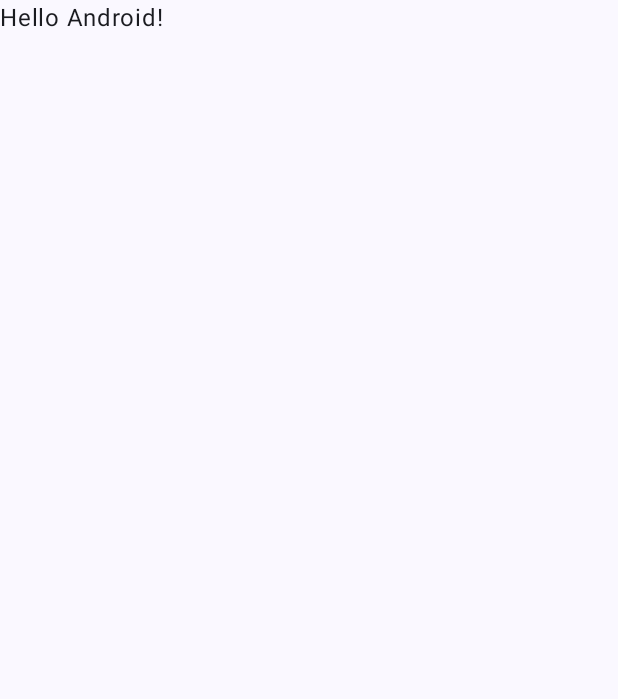
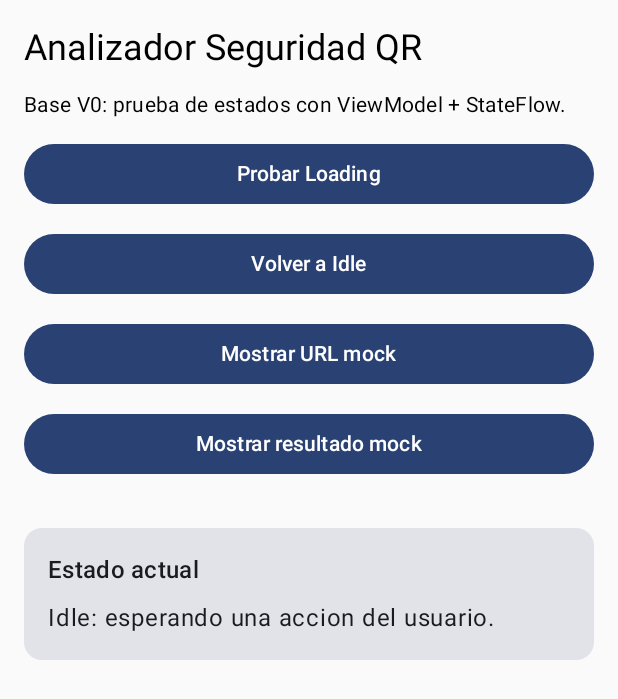
Before and after one commit to Carolinatxt/AnalizadorSeguridadQR, an Android app built with Jetpack Compose: the screen it shows after launch (MainActivity), on a phone screen of 412 x 824 dp. Before the commit the part shown is almost empty. Shown: the top 699 px of the screen. Run offline under Robolectric (Android 15) with nearby library versions, the light colour scheme and no system bars.

Commit message:
feat: crear base de estado y pantalla principal en Android

```diff
--- a/android/app/src/main/java/com/carolina/analizadorseguridadqr/MainActivity.kt
+++ b/android/app/src/main/java/com/carolina/analizadorseguridadqr/MainActivity.kt
@@ -4,44 +4,37 @@ import android.os.Bundle
 import androidx.activity.ComponentActivity
 import androidx.activity.compose.setContent
 import androidx.activity.enableEdgeToEdge
-import androidx.compose.foundation.layout.fillMaxSize
-import androidx.compose.foundation.layout.padding
-import androidx.compose.material3.Scaffold
-import androidx.compose.material3.Text
-import androidx.compose.runtime.Composable
-import androidx.compose.ui.Modifier
-import androidx.compose.ui.tooling.preview.Preview
+import androidx.activity.viewModels
+import androidx.compose.runtime.getValue
+import androidx.compose.runtime.collectAsState
+import com.carolina.analizadorseguridadqr.ui.screen.MainScreen
 import com.carolina.analizadorseguridadqr.ui.theme.AnalizadorSeguridadQRTheme
+import com.carolina.analizadorseguridadqr.viewmodel.MainViewModel
 
+// Activity minima: conecta ViewModel + Compose.
+// Aqui no metemos logica de negocio, solo coordinacion de UI.
 class MainActivity : ComponentActivity() {
+    // El ViewModel vive asociado al ciclo de vida de esta Activity.
+    private val viewModel: MainViewModel by viewModels()
+
     override fun onCreate(savedInstanceState: Bundle?) {
         super.onCreate(savedInstanceState)
         enableEdgeToEdge()
+
         setContent {
             AnalizadorSeguridadQRTheme {
-                Scaffold(modifier = Modifier.fillMaxSize()) { innerPadding ->
-                    Greeting(
-                        name = "Android",
-                        modifier = Modifier.padding(innerPadding)
-                    )
-                }
+                // Convertimos StateFlow en estado observable por Compose.
+                val uiState by viewModel.uiState.collectAsState()
+
+                // La pantalla solo recibe estado actual + acciones de usuario.
+                MainScreen(
+                    uiState = uiState,
+                    onShowLoading = viewModel::onScanButtonClicked,
+                    onShowIdle = viewModel::showIdle,
+                    onShowMockReadyUrl = viewModel::showMockReadyUrl,
+                    onShowMockResult = viewModel::showMockResult,
+                )
             }
         }
     }
 }
-
-@Composable
-fun Greeting(name: String, modifier: Modifier = Modifier) {
-    Text(
-        text = "Hello $name!",
-        modifier = modifier
-    )
-}
-
-@Preview(showBackground = true)
-@Composable
-fun GreetingPreview() {
-    AnalizadorSeguridadQRTheme {
-        Greeting("Android")
-    }
-}
--- /dev/null
+++ b/android/app/src/main/java/com/carolina/analizadorseguridadqr/ui/screen/MainScreen.kt
@@ -0,0 +1,137 @@
+package com.carolina.analizadorseguridadqr.ui.screen
+
+import androidx.compose.foundation.layout.Arrangement
+import androidx.compose.foundation.layout.Column
+import androidx.compose.foundation.layout.Spacer
+import androidx.compose.foundation.layout.fillMaxSize
+import androidx.compose.foundation.layout.fillMaxWidth
+import androidx.compose.foundation.layout.height
+import androidx.compose.foundation.layout.padding
+import androidx.compose.material3.Button
+import androidx.compose.material3.Card
+import androidx.compose.material3.MaterialTheme
+import androidx.compose.material3.Text
+import androidx.compose.runtime.Composable
+import androidx.compose.ui.Modifier
+import androidx.compose.ui.tooling.preview.Preview
+import androidx.compose.ui.unit.dp
+import com.carolina.analizadorseguridadqr.ui.state.ScanUiState
+import com.carolina.analizadorseguridadqr.ui.theme.AnalizadorSeguridadQRTheme
+
+// Pantalla principal de prueba para la V0.
+// Objetivo: visualizar de forma clara el estado actual.
+@Composable
+fun MainScreen(
+    uiState: ScanUiState,
+    onShowLoading: () -> Unit,
+    onShowIdle: () -> Unit,
+    onShowMockReadyUrl: () -> Unit,
+    onShowMockResult: () -> Unit,
+) {
+    // Layout simple en columna para mantener el codigo facil de seguir.
+    Column(
+        modifier = Modifier
+            .fillMaxSize()
+            .padding(16.dp),
+        verticalArrangement = Arrangement.spacedBy(12.dp),
+    ) {
+        Text(
+            text = "Analizador Seguridad QR",
+            style = MaterialTheme.typography.headlineSmall,
+        )
+
+        Text(
+            text = "Base V0: prueba de estados con ViewModel + StateFlow.",
+            style = MaterialTheme.typography.bodyMedium,
+        )
+
+        Button(
+            onClick = onShowLoading,
+            modifier = Modifier.fillMaxWidth(),
+        ) {
+            // Boton temporal para simular que se inicia un proceso.
+            Text("Probar Loading")
+        }
+
+        Button(
+            onClick = onShowIdle,
+            modifier = Modifier.fillMaxWidth(),
+        ) {
+            Text("Volver a Idle")
+        }
+
+        Button(
+            onClick = onShowMockReadyUrl,
+            modifier = Modifier.fillMaxWidth(),
+        ) {
+            Text("Mostrar URL mock")
+        }
+
+        Button(
+            onClick = onShowMockResult,
+            modifier = Modifier.fillMaxWidth(),
+        ) {
+            Text("Mostrar resultado mock")
+        }
+
+        Spacer(modifier = Modifier.height(8.dp))
+
+        Card(modifier = Modifier.fillMaxWidth()) {
+            Column(modifier = Modifier.padding(16.dp)) {
+                Text(
+                    text = "Estado actual",
+                    style = MaterialTheme.typography.titleMedium,
+                )
+                Spacer(modifier = Modifier.height(8.dp))
+                // El contenido cambia segun el estado emitido por el ViewModel.
+                StateContent(uiState = uiState)
+            }
+        }
+    }
+}
+
+@Composable
+private fun StateContent(uiState: ScanUiState) {
+    // Renderizado declarativo: cada estado pinta un bloque distinto.
+    when (uiState) {
+        ScanUiState.Idle -> {
+            Text("Idle: esperando una accion del usuario.")
+        }
+
+        ScanUiState.Loading -> {
+            Text("Loading: simulando proceso de escaneo.")
+        }
+
+        is ScanUiState.NotAWebUrl -> {
+            Text("URL no web: ${uiState.message}")
+        }
+
+        is ScanUiState.ReadyToAnalyze -> {
+            Text("Lista para analizar: ${uiState.url}")
+        }
+
+        is ScanUiState.AnalysisResult -> {
+            Text("risk_level: ${uiState.riskLevel}")
+            Text("analysis_status: ${uiState.analysisStatus}")
+            Text("summary: ${uiState.summary}")
+        }
+
+        is ScanUiState.Error -> {
+            Text("Error: ${uiState.message}")
+        }
+    }
+}
+
+@Preview(showBackground = true)
+@Composable
+private fun MainScreenPreview() {
+    AnalizadorSeguridadQRTheme {
+        MainScreen(
+            uiState = ScanUiState.Idle,
+            onShowLoading = {},
+            onShowIdle = {},
+            onShowMockReadyUrl = {},
+            onShowMockResult = {},
+        )
+    }
+}
```
Also changed, not shown: android/app/src/main/java/com/carolina/analizadorseguridadqr/ui/state/ScanUiState.kt (added, +26 -0 lines), android/app/src/main/java/com/carolina/analizadorseguridadqr/viewmodel/MainViewModel.kt (added, +47 -0 lines).
